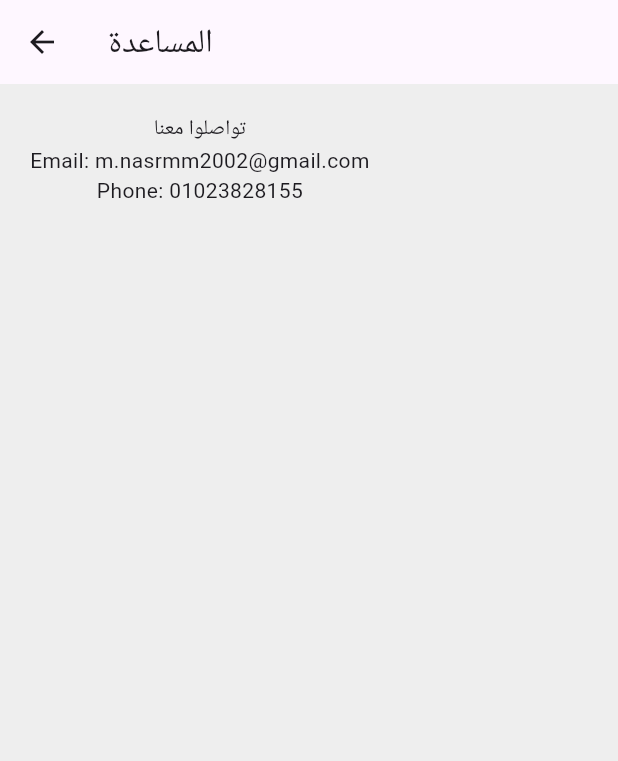
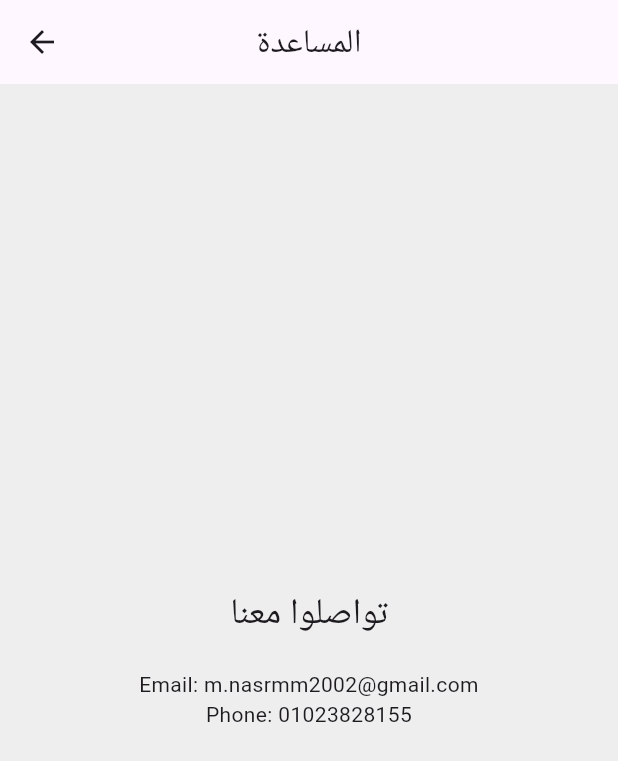
Before and after one commit to mo2605446cvg/alson_education, a Flutter app: the HelpScreen screen opened by its route, on a phone screen of 412 x 824 dp. Shown: the top 761 px of the screen. Run offline on Flutter 3.47's test engine with Material 3 defaults, Android fonts, the phone set to English and light mode, and no system bars; our stand-ins replace file_picker, sqflite; accounts and stored records are empty.

Commit message:
Update help_screen.dart

```diff
--- a/lib/screens/help_screen.dart
+++ b/lib/screens/help_screen.dart
@@ -4,20 +4,36 @@ import 'package:alson_education/providers/app_state_provider.dart';
 import 'package:alson_education/constants/strings.dart';
 
 class HelpScreen extends StatelessWidget {
+  const HelpScreen({super.key});
+
   @override
   Widget build(BuildContext context) {
     final appState = Provider.of<AppState>(context);
 
     return Scaffold(
-      appBar: AppBar(title: Text(AppStrings.get('help', appState.language))),
-      body: Padding(
-        padding: EdgeInsets.all(20),
-        child: Column(
-          children: [
-            Text(AppStrings.get('contact_us', appState.language)),
-            Text('Email: m.nasrmm2002@gmail.com'),
-            Text('Phone: 01023828155'),
-          ],
+      appBar: AppBar(
+        title: Text(AppStrings.get('help', appState.language)),
+        centerTitle: true,
+      ),
+      body: Center(
+        child: SingleChildScrollView(
+          child: Padding(
+            padding: const EdgeInsets.all(20.0),
+            child: Column(
+              mainAxisAlignment: MainAxisAlignment.center,
+              crossAxisAlignment: CrossAxisAlignment.center,
+              children: [
+                Text(
+                  AppStrings.get('contact_us', appState.language),
+                  style: Theme.of(context).textTheme.headlineSmall,
+                  textAlign: TextAlign.center,
+                ),
+                const SizedBox(height: 20),
+                const Text('Email: m.nasrmm2002@gmail.com', textAlign: TextAlign.center),
+                const Text('Phone: 01023828155', textAlign: TextAlign.center),
+              ],
+            ),
+          ),
         ),
       ),
     );
```
